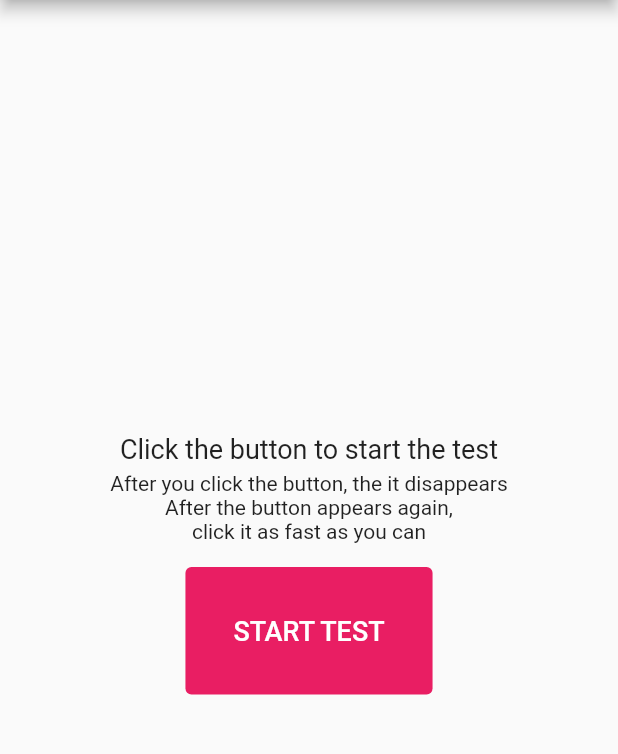
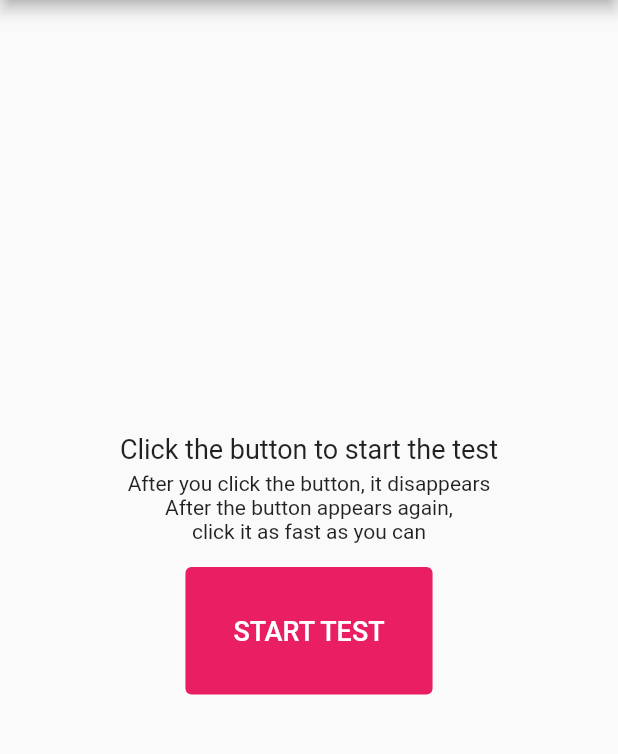
Before and after one commit to DustinScharf/ReactionApp, a Flutter app: the screen it shows after launch, on a phone screen of 412 x 824 dp, the part 84-838 px from its top. Run offline on Flutter 3.47's test engine with Material 2 defaults, Android fonts, the phone set to English and light mode, and no system bars.

Commit message:
Shorted textes again

```diff
--- a/lib/my_home_page.dart
+++ b/lib/my_home_page.dart
@@ -79,7 +79,7 @@ class _MyHomePageState extends State<MyHomePage> {
             Visibility(
               visible: !_running,
               child: const Text(
-                  'After you click the button, the it disappears'),
+                  'After you click the button, it disappears'),
             ),
             Visibility(
               visible: !_running,
```
